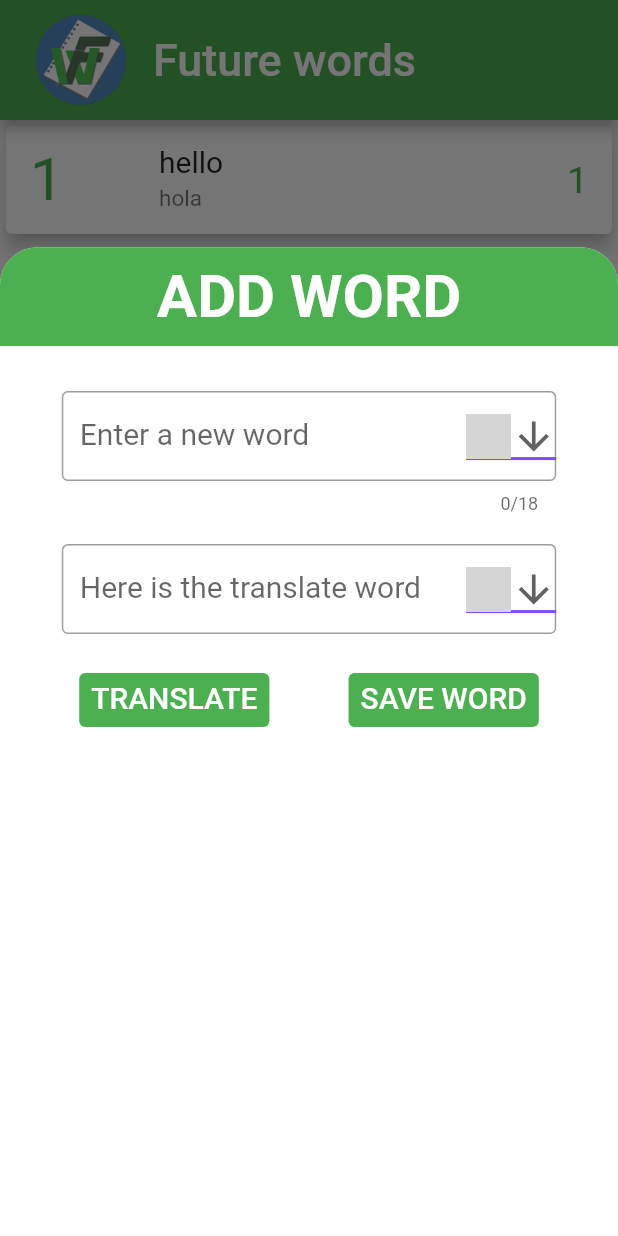
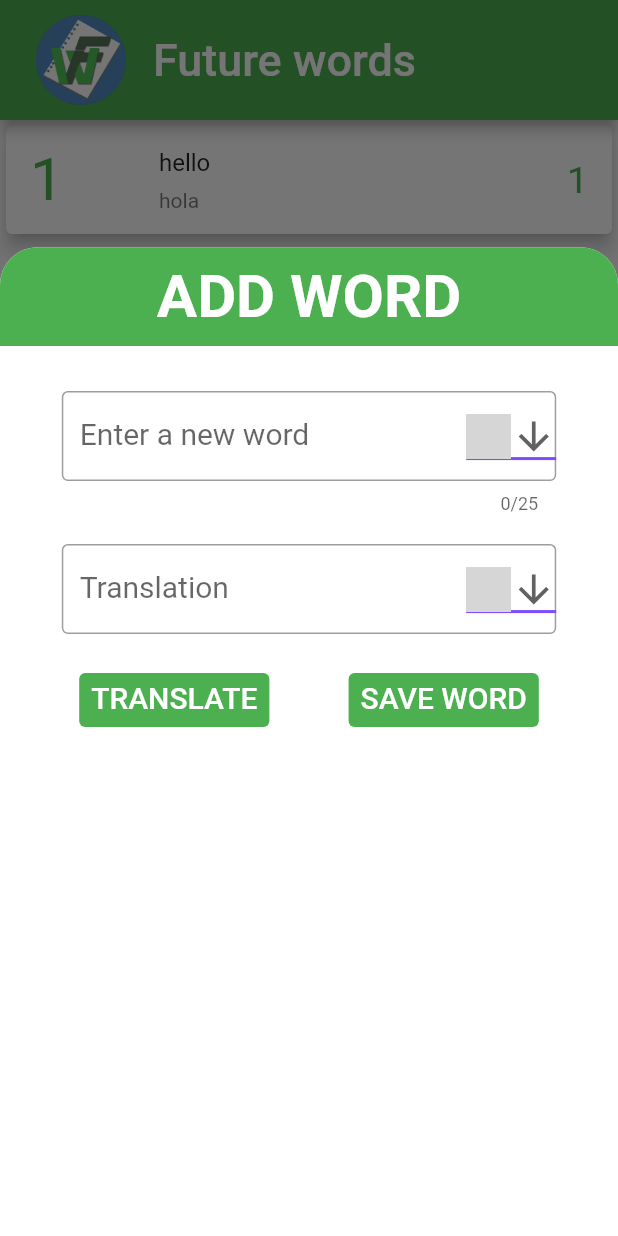
Before and after one commit to Wolfteinter/Future-Words, a Flutter app: the screen it shows after launch, after a tap on an icon or button, on a phone screen of 412 x 824 dp. Run offline on Flutter 3.47's test engine with Material 2 defaults, Android fonts, the phone set to English and light mode, and no system bars; our stand-ins replace confetti, syncfusion_flutter_charts, syncfusion_flutter_datagrid; missing offline and left inert: country_icons, translator; grey boxes are pictures that could not be loaded.

Commit message:
[UPD] Fixed card text overflow

```diff
--- a/lib/main.dart
+++ b/lib/main.dart
@@ -203,11 +203,10 @@ class _MyHomePageState extends State<MyHomePage> {
                             height: 25.0,
                           ),
                           SizedBox(width: 5),
-                          Text(
-                            item.word,
-                            maxLines: 2,
-                            style: TextStyle(
-                              fontSize: 20.0,
+                          FittedBox(
+                            fit: BoxFit.fitWidth,
+                            child: Text(
+                              item.word,
                             ),
                           ),
                         ],
@@ -224,9 +223,6 @@ class _MyHomePageState extends State<MyHomePage> {
                           Text(
                             item.translation,
                             softWrap: true,
-                            style: TextStyle(
-                              fontSize: 15.0,
-                            ),
                           ),
                         ],
                       ),
--- a/lib/newWord.dart
+++ b/lib/newWord.dart
@@ -68,7 +68,7 @@ class _NewWordState extends State<NewWord> {
               child: TextField(
                   autofocus: true,
                   controller: wordController,
-                  maxLength: 18,
+                  maxLength: 25,
                   decoration: InputDecoration(
                     border: OutlineInputBorder(),
                     hintText: 'Enter a new word',
@@ -111,7 +111,7 @@ class _NewWordState extends State<NewWord> {
                   controller: translateController,
                   decoration: InputDecoration(
                     border: OutlineInputBorder(),
-                    hintText: 'Here is the translate word',
+                    hintText: 'Translation',
                     suffixIcon: DropdownButton(
                         value: dropDownItems[2],
                         icon: const Icon(Icons.arrow_downward),
```
